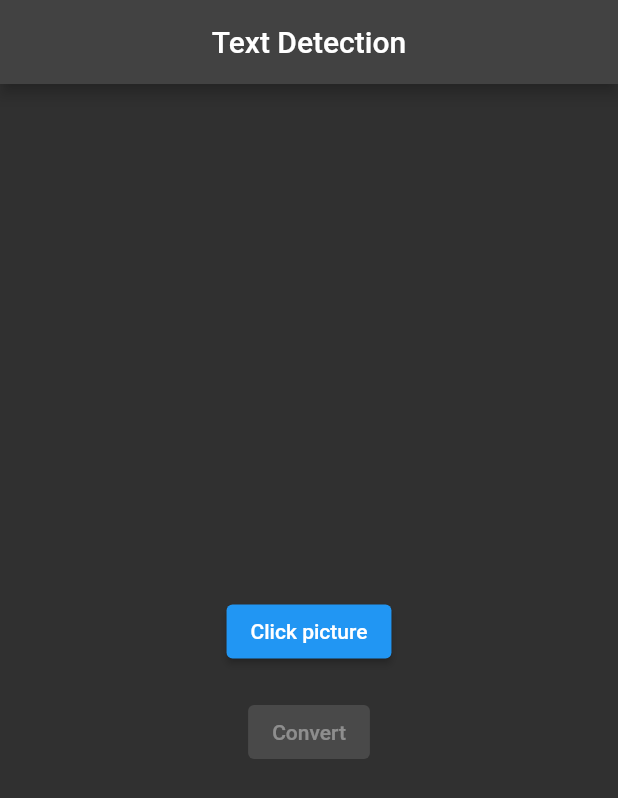
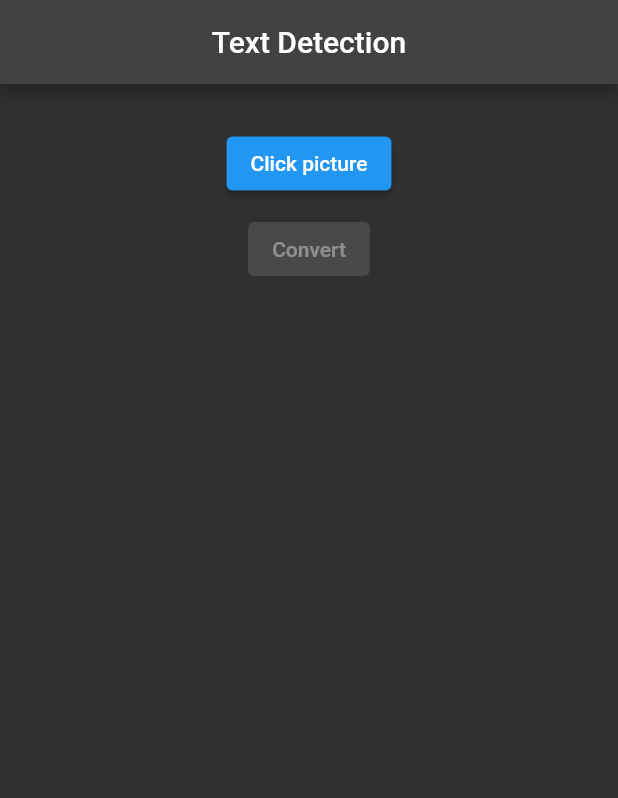
Before and after one commit to bipin-sakariya/TR-flutter-text-recognition-demo, a Flutter app: the screen it shows after launch, on a phone screen of 412 x 824 dp. Shown: the top 798 px of the screen. Run offline on Flutter 3.47's test engine with Material 2 defaults, Android fonts, the phone set to English and light mode, and no system bars; our stand-ins replace image_picker; missing offline and left inert: google_ml_kit.

Commit message:
changes in display

```diff
--- a/lib/main.dart
+++ b/lib/main.dart
@@ -1,5 +1,6 @@
 import 'package:flutter/material.dart';
-import 'package:image_to_text/provider/provider_setup.dart';
+import 'package:image_to_text/provider/image_provider.dart';
+import 'package:image_to_text/provider/text_provider.dart';
 import 'package:image_to_text/view/home_page.dart';
 import 'package:provider/provider.dart';
 
@@ -15,7 +16,21 @@ class MyApp extends StatelessWidget {
   @override
   Widget build(BuildContext context) {
     return MultiProvider(
-      providers: providers,
+      providers: [
+        ///List of all providers
+        ChangeNotifierProvider<ImageViewModel>(
+          create: (context) => ImageViewModel(),
+        ),
+        ChangeNotifierProxyProvider<ImageViewModel, TextViewModel>(
+          create: (_) => TextViewModel(),
+          update: (BuildContext context, ImageViewModel? imageProvider,
+              TextViewModel? textProvider) {
+            textProvider!.imageProvider = imageProvider!;
+            return textProvider;
+          },
+          lazy: true,
+        ),
+      ],
       child: MaterialApp(
         debugShowCheckedModeBanner: false,
           title: 'Flutter Demo',
--- a/lib/provider/image_provider.dart
+++ b/lib/provider/image_provider.dart
@@ -1,5 +1,6 @@
+import 'package:image_to_text/ml_services/media_services.dart';
 import 'package:image_to_text/model/image_model.dart';
-import 'package:image_to_text/repositories/media_services.dart';
+
 
 
 import 'base_model.dart';
@@ -12,6 +13,7 @@ class ImageViewModel extends BaseModel {
     print("clear");
     _image ==null;
     setState(CurrentState.idle);
+    _image =null;
     notifyListeners();
   }
 
--- a/lib/provider/provider_setup.dart
+++ /dev/null
@@ -1,23 +0,0 @@
-import 'package:flutter/material.dart';
-import 'package:image_to_text/provider/text_provider.dart';
-import 'package:provider/provider.dart';
-import 'package:provider/single_child_widget.dart';
-
-
-import 'image_provider.dart';
-
-List<SingleChildWidget> providers = [
-  ///List of all providers
-  ChangeNotifierProvider<ImageViewModel>(
-    create: (context) => ImageViewModel(),
-  ),
-  ChangeNotifierProxyProvider<ImageViewModel, TextViewModel>(
-    create: (_) => TextViewModel(),
-    update: (BuildContext context, ImageViewModel? imageProvider,
-        TextViewModel? textProvider) {
-      textProvider!.imageProvider = imageProvider!;
-      return textProvider;
-    },
-    lazy: true,
-  ),
-];
--- a/lib/view/home_page.dart
+++ b/lib/view/home_page.dart
@@ -2,10 +2,10 @@ import 'package:flutter/material.dart';
 import 'package:image_to_text/provider/base_model.dart';
 import 'package:image_to_text/provider/image_provider.dart';
 import 'package:image_to_text/provider/text_provider.dart';
-import 'package:image_to_text/view/result_page.dart';
 import 'package:provider/provider.dart';
 
 import 'custom_widget/display_image.dart';
+import 'custom_widget/display_text.dart';
 import 'custom_widget/upload_image_button.dart';
 
 class HomePage extends StatelessWidget {
@@ -18,7 +18,9 @@ class HomePage extends StatelessWidget {
         title: const Text('Text Detection'),
         centerTitle: true,
       ),
-      body: Column(
+      body: SingleChildScrollView(
+        physics: const AlwaysScrollableScrollPhysics(),
+        child: Column(
           mainAxisAlignment: MainAxisAlignment.center,
           crossAxisAlignment: CrossAxisAlignment.center,
           children: [
@@ -43,9 +45,16 @@ class HomePage extends StatelessWidget {
                           text: 'Click another picture',
                           onTap: imageProvider.getImage),
                       const SizedBox(width: 10,),
-                    CustomButton(
+                      Consumer<TextViewModel>( builder: (_, textProvider, __) {
+                        return  CustomButton(
                             text: 'Clear',
-                        onTap: imageProvider.clearImage)
+                            onTap: (){
+                              textProvider.setState(CurrentState.idle);
+                              imageProvider.clearImage();
+                            });
+                      }
+
+                      )
                     ],
                   ),
                 ],
@@ -55,7 +64,7 @@ class HomePage extends StatelessWidget {
                   onTap: imageProvider.getImage),
             ),
             const SizedBox(
-            height: 15.0,
+              height: 5.0,
             ),
             Consumer2<TextViewModel, ImageViewModel>(
               builder: (_, textProvider, imageProvider, __) => ElevatedButton(
@@ -63,15 +72,28 @@ class HomePage extends StatelessWidget {
                     ? null
                     : () {
                   textProvider.getText();
-                Navigator.push(
-                    context,
-                    MaterialPageRoute(
-                        builder: (_) => const ResultPage()));
                 },
                 child: const Text('Convert'),
               ),
             ),
+            const SizedBox(height: 15,),
+            Consumer<TextViewModel>(
+              builder: (_, textProvider, __) =>
+              (textProvider.state == CurrentState.idle)
+                  ? const Center(
+                child: Text(''),
+              )
+                  : (textProvider.state == CurrentState.error)
+                  ? const Center(
+                child: Text('Something went wrong!!!!'),
+              )
+                  : (textProvider.state == CurrentState.loading)
+                  ? const Center(child: CircularProgressIndicator())
+                  : Center(child: DisplayResult(textProvider)),
+            ),
+
           ],
+        ),
       ),
     );
   }
```
Also changed, not shown: lib/provider/text_provider.dart (+1 -6 lines), lib/view/custom_widget/display_text.dart (+6 -8 lines), lib/view/result_page.dart (deleted, +0 -34 lines), lib/ml_services/media_services.dart (renamed from lib/repositories/media_services.dart), lib/ml_services/text_recognize.dart (renamed from lib/repositories/text_recognize.dart). Lines whose indentation alone changed are shown as unchanged.
